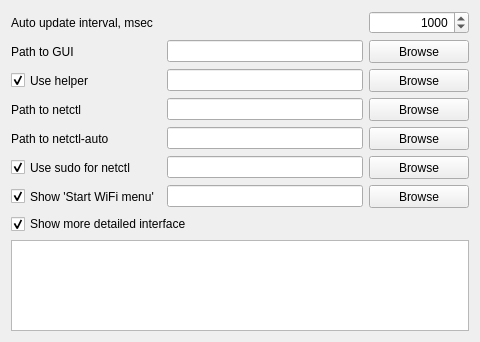
Above: sources/plasmoid/widget.ui from arcan1s/netctl-gui before the change. Below: the same form after it.
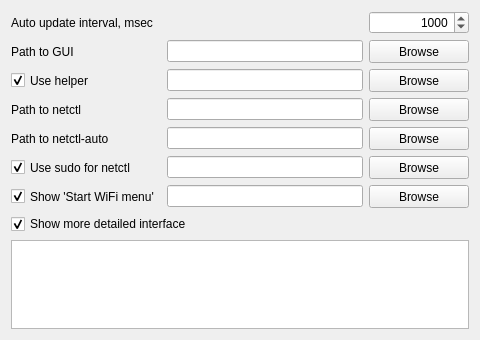
That is the form after the change.

```diff
--- a/sources/plasmoid/widget.ui
+++ b/sources/plasmoid/widget.ui
@@ -7,7 +7,7 @@
     <x>0</x>
     <y>0</y>
     <width>480</width>
-    <height>342</height>
+    <height>340</height>
    </rect>
   </property>
   <property name="minimumSize">
```
Left out of the diff: 3 changed lines with no effect on the pictures.
